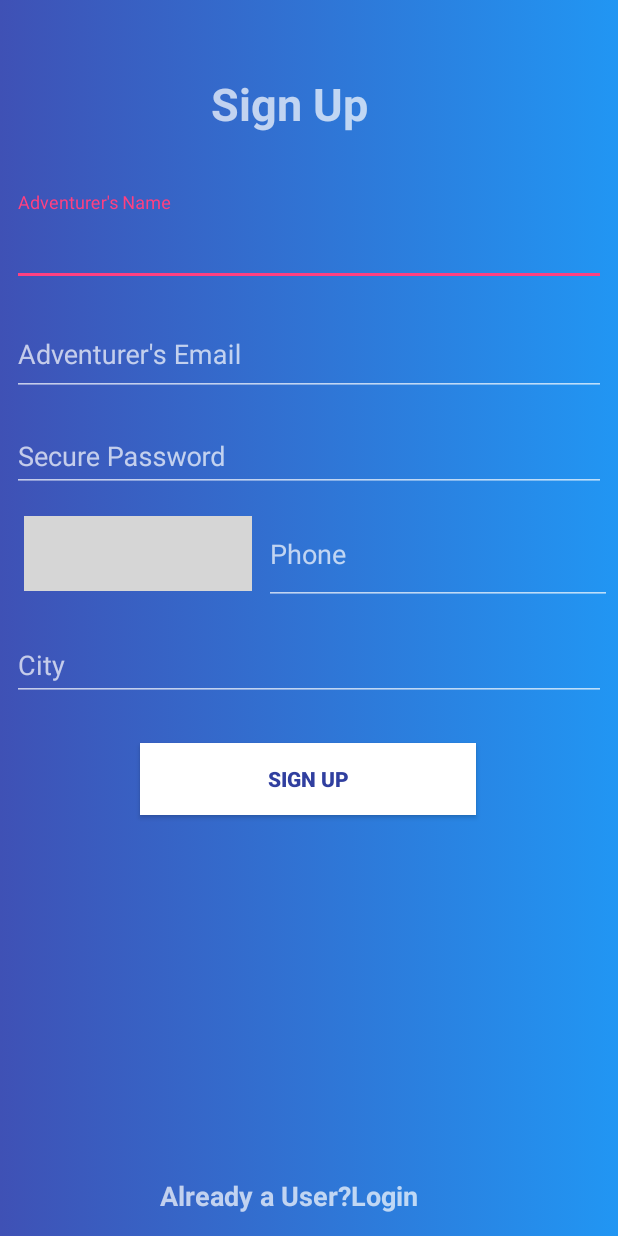
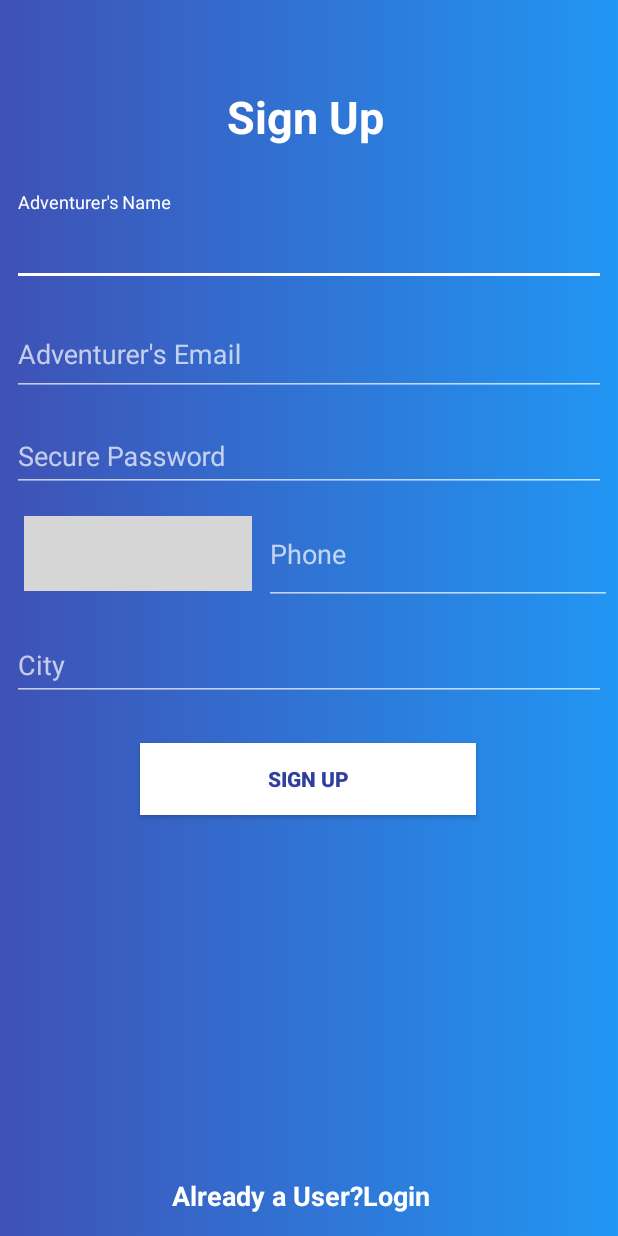
Before and after one commit to maheshj01/Project-Uber-Auto, an Android app: the RegisterActivity screen opened directly, with no data from a screen before it, on a phone screen of 412 x 824 dp. Run offline under Robolectric (Android 15) with nearby library versions, the phone set to English and light mode, and no system bars; libraries missing offline, so code that uses them is left out: com.hbb20; plain views replace CountryCodePicker; grey boxes are pictures that could not be loaded.

Commit message:
minor design changes

```diff
--- a/app/src/main/res/layout/activity_register.xml
+++ b/app/src/main/res/layout/activity_register.xml
@@ -9,20 +9,22 @@
 
     <TextView
         android:id="@+id/textView"
-        android:layout_width="131dp"
+        android:layout_width="108dp"
         android:layout_height="47dp"
         android:layout_marginBottom="8dp"
         android:layout_marginEnd="8dp"
         android:layout_marginStart="8dp"
         android:layout_marginTop="44dp"
         android:text="Sign Up"
+        android:textColor="@color/white"
         android:textSize="30dp"
         android:textStyle="bold"
         app:layout_constraintBottom_toTopOf="@+id/guideline2"
         app:layout_constraintEnd_toEndOf="parent"
+        app:layout_constraintHorizontal_bias="0.498"
         app:layout_constraintStart_toStartOf="parent"
         app:layout_constraintTop_toTopOf="parent"
-        app:layout_constraintVertical_bias="0.312" />
+        app:layout_constraintVertical_bias="0.875" />
 
     <android.support.design.widget.TextInputLayout
         android:id="@+id/textInputLayout2"
@@ -92,6 +94,7 @@
             android:layout_marginStart="8dp"
             android:layout_marginTop="8dp"
             android:layout_weight="4"
+            app:ccpDialog_textColor="@color/white"
             android:ems="10"
             app:ccpDialog_backgroundColor="@color/white"
             app:ccp_defaultNameCode="In"
@@ -106,7 +109,9 @@
             android:layout_height="match_parent"
             android:layout_weight="7"
             android:hint="Phone"
-            android:textColor="@color/colorPrimaryDark" />
+            android:inputType="number"
+            android:maxLength="10"
+            android:textColor="@color/white" />
 
 
     </LinearLayout>
@@ -137,7 +142,7 @@
 
     <TextView
         android:id="@+id/textlogin"
-        android:layout_width="199dp"
+        android:layout_width="182dp"
         android:layout_height="31dp"
         android:layout_marginBottom="8dp"
         android:layout_marginEnd="8dp"
@@ -146,8 +151,10 @@
         android:text="Already a User?Login"
         android:textSize="18dp"
         android:textStyle="bold"
+        android:textColor="@color/white"
         app:layout_constraintBottom_toBottomOf="parent"
         app:layout_constraintEnd_toEndOf="parent"
+        app:layout_constraintHorizontal_bias="0.497"
         app:layout_constraintStart_toStartOf="parent"
         app:layout_constraintTop_toBottomOf="@+id/signupbtn"
         app:layout_constraintVertical_bias="1.0" />
--- a/app/src/main/res/values/styles.xml
+++ b/app/src/main/res/values/styles.xml
@@ -5,7 +5,8 @@
         <!-- Customize your theme here. -->
         <item name="colorPrimary">@color/colorPrimary</item>
         <item name="colorPrimaryDark">@color/colorPrimaryDark</item>
-        <item name="colorAccent">@color/colorAccent</item>
+        <item name="colorAccent">@color/white</item>
     </style>
 
+
 </resources>
--- a/build.gradle
+++ b/build.gradle
@@ -20,6 +20,9 @@ allprojects {
         google()
         jcenter()
         maven { url "https://jitpack.io" }
+        tasks.withType(JavaCompile) {
+            options.compilerArgs << "-Xlint:unchecked" << "-Xlint:deprecation"
+        }
     }
 }
 
```
